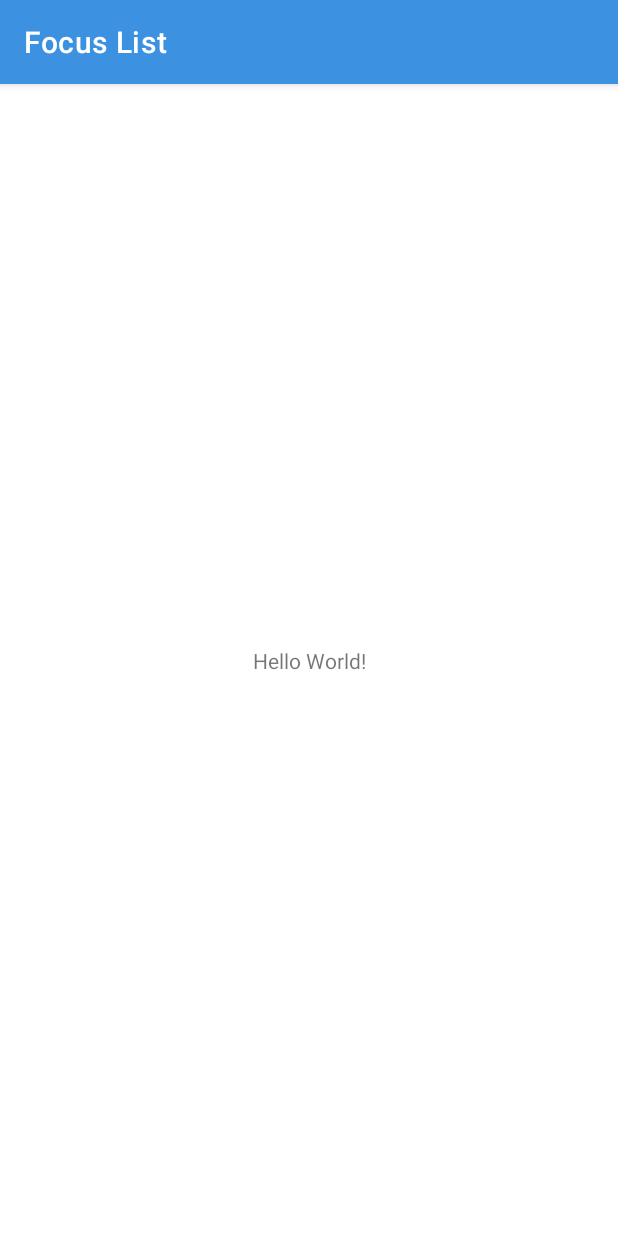
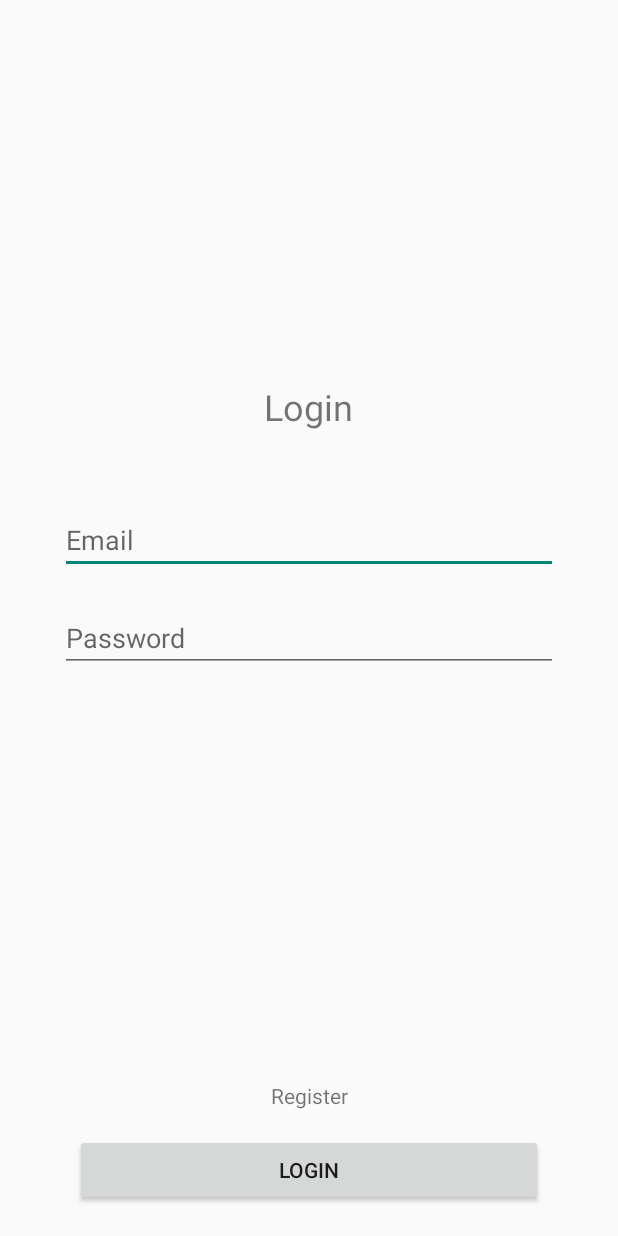
Before and after one commit to azharaiz/FocusList, an Android app: the screen it shows after launch (MainActivity before the commit, LoginActivity after it), on a phone screen of 412 x 824 dp. Run offline under Robolectric (Android 15) with nearby library versions, the phone set to English and light mode, and no system bars; our stand-ins replace Firebase (no records; nobody signed in at launch, a user with empty details on screens opened directly).

Commit message:
Create basic login & register layout

```diff
--- a/app/src/main/AndroidManifest.xml
+++ b/app/src/main/AndroidManifest.xml
@@ -20,6 +20,12 @@
         </activity>
 
         <activity android:name=".MainActivity" />
+        <activity
+            android:name=".auth.LoginActivity"
+            android:theme="@style/AppTheme.NoActionBar" />
+        <activity
+            android:name=".auth.RegisterActivity"
+            android:theme="@style/AppTheme.NoActionBar" />
     </application>
 
 </manifest>
--- a/app/src/main/java/id/ac/ui/cs/mobileprogramming/azharaiz/focuslist/MainActivity.kt
+++ b/app/src/main/java/id/ac/ui/cs/mobileprogramming/azharaiz/focuslist/MainActivity.kt
@@ -1,11 +1,34 @@
 package id.ac.ui.cs.mobileprogramming.azharaiz.focuslist
 
+import android.content.Intent
+import android.os.Bundle
+import android.util.Log
 import androidx.appcompat.app.AppCompatActivity
-import android.os.Bundle
+import com.google.firebase.auth.FirebaseAuth
+import com.google.firebase.auth.ktx.auth
+import com.google.firebase.ktx.Firebase
+import id.ac.ui.cs.mobileprogramming.azharaiz.focuslist.auth.LoginActivity
 
 class MainActivity : AppCompatActivity() {
+
+    private lateinit var auth: FirebaseAuth
+    private val TAG = "MAIN_ACTIVITY"
+
     override fun onCreate(savedInstanceState: Bundle?) {
         super.onCreate(savedInstanceState)
         setContentView(R.layout.activity_main)
+        auth = Firebase.auth
+    }
+
+    public override fun onStart() {
+        super.onStart()
+        val currentUser = auth.currentUser
+        if (currentUser != null) {
+            Log.i(TAG, "User logged in")
+        } else {
+            val intent = Intent(this, LoginActivity::class.java)
+            startActivity(intent)
+            finish()
+        }
     }
 }
--- /dev/null
+++ b/app/src/main/java/id/ac/ui/cs/mobileprogramming/azharaiz/focuslist/auth/LoginActivity.kt
@@ -0,0 +1,19 @@
+package id.ac.ui.cs.mobileprogramming.azharaiz.focuslist.auth
+
+import android.content.Intent
+import android.os.Bundle
+import android.view.View
+import androidx.appcompat.app.AppCompatActivity
+import id.ac.ui.cs.mobileprogramming.azharaiz.focuslist.R
+
+class LoginActivity : AppCompatActivity() {
+    override fun onCreate(savedInstanceState: Bundle?) {
+        super.onCreate(savedInstanceState)
+        setContentView(R.layout.activity_login)
+    }
+
+    fun openRegisterActivity(view: View) {
+        val intent = Intent(this, RegisterActivity::class.java)
+        startActivity(intent)
+    }
+}
--- /dev/null
+++ b/app/src/main/res/layout/activity_login.xml
@@ -0,0 +1,70 @@
+<?xml version="1.0" encoding="utf-8"?>
+<androidx.constraintlayout.widget.ConstraintLayout xmlns:android="http://schemas.android.com/apk/res/android"
+    xmlns:app="http://schemas.android.com/apk/res-auto"
+    android:layout_width="match_parent"
+    android:layout_height="match_parent"
+    android:onClick="openRegisterActivity">
+
+    <LinearLayout
+        android:layout_width="match_parent"
+        android:layout_height="wrap_content"
+        android:layout_marginTop="32dp"
+        android:gravity="center_horizontal"
+        android:orientation="vertical"
+        app:layout_constraintBottom_toTopOf="@+id/btnRegister"
+        app:layout_constraintTop_toTopOf="parent">
+
+        <TextView
+            android:id="@+id/txtLogin"
+            android:layout_width="wrap_content"
+            android:layout_height="wrap_content"
+            android:text="@string/login"
+            android:textSize="24sp" />
+
+        <EditText
+            android:id="@+id/inputRegisterEmail"
+            android:layout_width="match_parent"
+            android:layout_height="wrap_content"
+            android:layout_marginHorizontal="40dp"
+            android:layout_marginTop="50dp"
+            android:autofillHints="@string/email"
+            android:ems="10"
+            android:hint="@string/email"
+            android:inputType="textEmailAddress" />
+
+        <EditText
+            android:id="@+id/inputRegisterPassword"
+            android:layout_width="match_parent"
+            android:layout_height="wrap_content"
+            android:layout_marginHorizontal="40dp"
+            android:layout_marginTop="20dp"
+            android:layout_marginBottom="50dp"
+            android:autofillHints="@string/password"
+            android:ems="10"
+            android:hint="@string/password"
+            android:inputType="textPassword" />
+    </LinearLayout>
+
+    <TextView
+        android:id="@+id/btnRegister"
+        android:layout_width="wrap_content"
+        android:layout_height="wrap_content"
+        android:layout_marginBottom="16dp"
+        android:text="@string/register"
+        app:layout_constraintBottom_toTopOf="@+id/btnRegisterPage"
+        app:layout_constraintEnd_toEndOf="parent"
+        app:layout_constraintHorizontal_bias="0.5"
+        app:layout_constraintStart_toStartOf="parent" />
+
+    <Button
+        android:id="@+id/btnRegisterPage"
+        android:layout_width="match_parent"
+        android:layout_height="wrap_content"
+        android:layout_marginHorizontal="50dp"
+        android:layout_marginBottom="20dp"
+        android:text="@string/login"
+        app:layout_constraintBottom_toBottomOf="parent"
+        app:layout_constraintEnd_toEndOf="parent"
+        app:layout_constraintHorizontal_bias="0.5"
+        app:layout_constraintStart_toStartOf="parent" />
+</androidx.constraintlayout.widget.ConstraintLayout>
--- a/app/src/main/res/values/strings.xml
+++ b/app/src/main/res/values/strings.xml
@@ -1,3 +1,9 @@
 <resources>
     <string name="app_name">Focus List</string>
+    <string name="login">Login</string>
+    <string name="logout">Logout</string>
+    <string name="register">Register</string>
+    <string name="email">Email</string>
+    <string name="password">Password</string>
+    <string name="retype_password">Retype Password</string>
 </resources>
--- a/app/src/main/res/values/style.xml
+++ b/app/src/main/res/values/style.xml
@@ -3,4 +3,9 @@
     <style name="SplashTheme" parent="Theme.AppCompat.NoActionBar">
         <item name="android:windowBackground">@drawable/splash_screen_background</item>
     </style>
+
+    <style name="AppTheme.NoActionBar" parent="Theme.AppCompat.Light.DarkActionBar">
+        <item name="windowActionBar">false</item>
+        <item name="windowNoTitle">true</item>
+    </style>
 </resources>
```
Also changed, not shown: app/src/main/java/id/ac/ui/cs/mobileprogramming/azharaiz/focuslist/auth/RegisterActivity.kt (added, +12 -0 lines), app/src/main/res/layout/activity_register.xml (added, +69 -0 lines), 1 other file.
